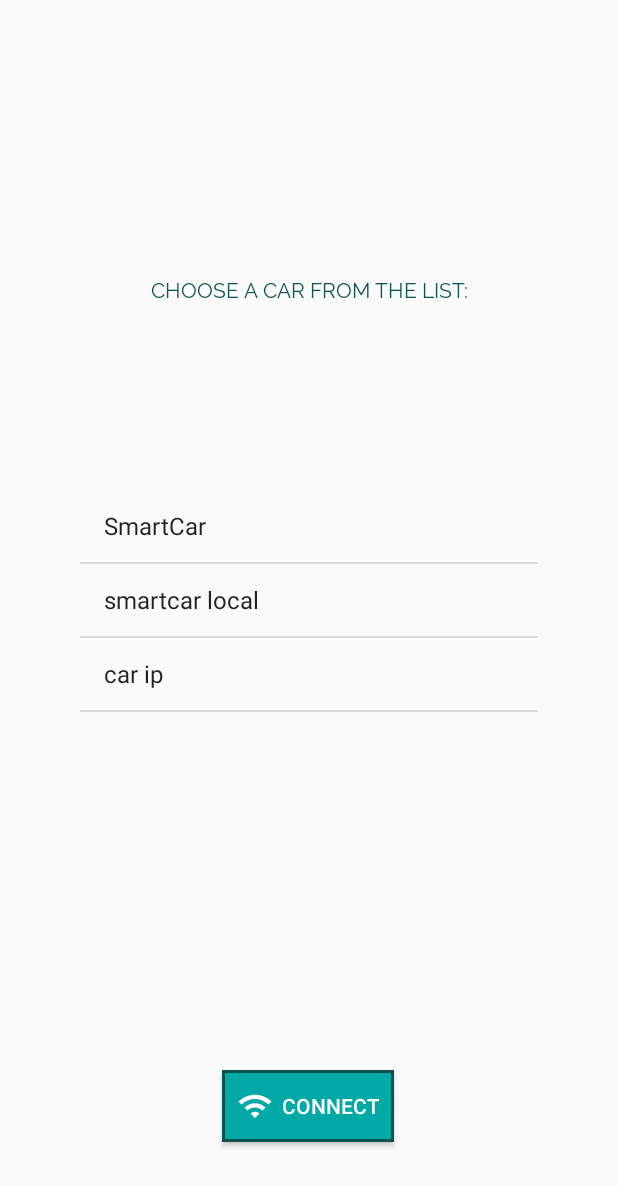
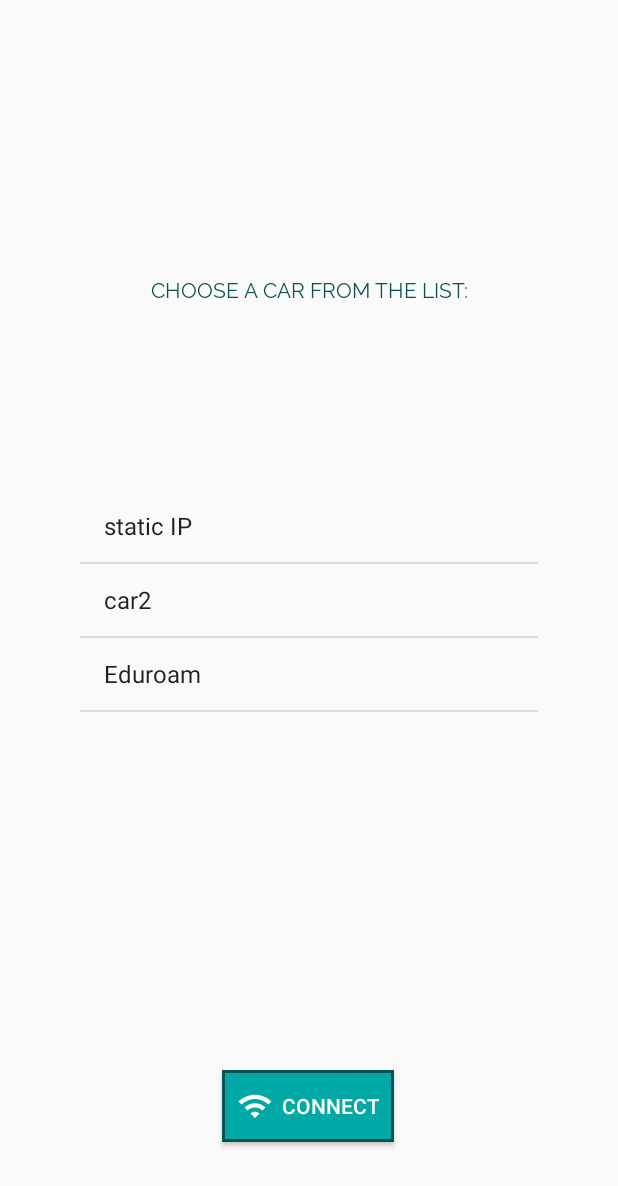
Before and after one commit to DIT112-V20/group-04, an Android app: the screen it shows after launch (CarSelect), on a phone screen of 412 x 824 dp. Shown: the top 1186 px of the screen. Run offline under Robolectric (Android 15) with nearby library versions, the phone set to English and light mode, and no system bars.

Commit message:
Refactor code and Update Arduino Sketch
Description
Update healthRover.ino sketch with new hc-sr04 sensor implementation in order to improve the smartcar performance. Refactor and update the code base okHttpWebService

Issues: #37, #60, #63

Contributors:
@samgun-6
@krasen86

```diff
--- a/app/src/main/java/se/healthrover/entities/HealthRoverCar.java
+++ b/app/src/main/java/se/healthrover/entities/HealthRoverCar.java
@@ -2,9 +2,9 @@ package se.healthrover.entities;
 
 public enum HealthRoverCar {
     //A list of cars used since a database is not used
-    HEALTH_ROVER_CAR1("http://192.168.1.200/", "SmartCar"),
-    HEALTH_ROVER_CAR2("http://smartcar.local/", "smartcar local"),
-    HEALTH_ROVER_CAR3("http://192.168.43.33/", "car ip");
+    HEALTH_ROVER_CAR1("http://192.168.1.200/", "static IP"),
+    HEALTH_ROVER_CAR2("http://fsdkafjl", "car2"),
+    HEALTH_ROVER_CAR3("http://192.168.137.154/", "Eduroam");
 
     private final String url;
     private final String carName;
--- a/app/src/main/res/values/strings.xml
+++ b/app/src/main/res/values/strings.xml
@@ -23,7 +23,11 @@
     <string name="degreeSymbol">°</string>
     <string name="crashErrorIntent">crashError</string>
     <string name="crashErrorMessage">An unexpected error occurred</string>
-
+    <string name="carIsOffline">Car is offline....</string>
+    <string name="logTitleError">Error</string>
+    <string name="logConnectionFail">Failed to connect: </string>
+    <string name="logSuccess">Success</string>
+    <string name="logCrashTitle">Crash message: </string>
 
 
 
```
Also changed, not shown: app/src/main/java/se/healthrover/conectivity/HealthRoverWebSocket.java (deleted, +0 -99 lines), app/src/main/java/se/healthrover/conectivity/OkHttpWebService.java (+4 -8 lines), app/src/main/java/se/healthrover/ui_activity_controller/error_handling/ActivityExceptionHandler.java (+5 -2 lines), 1 other file.
